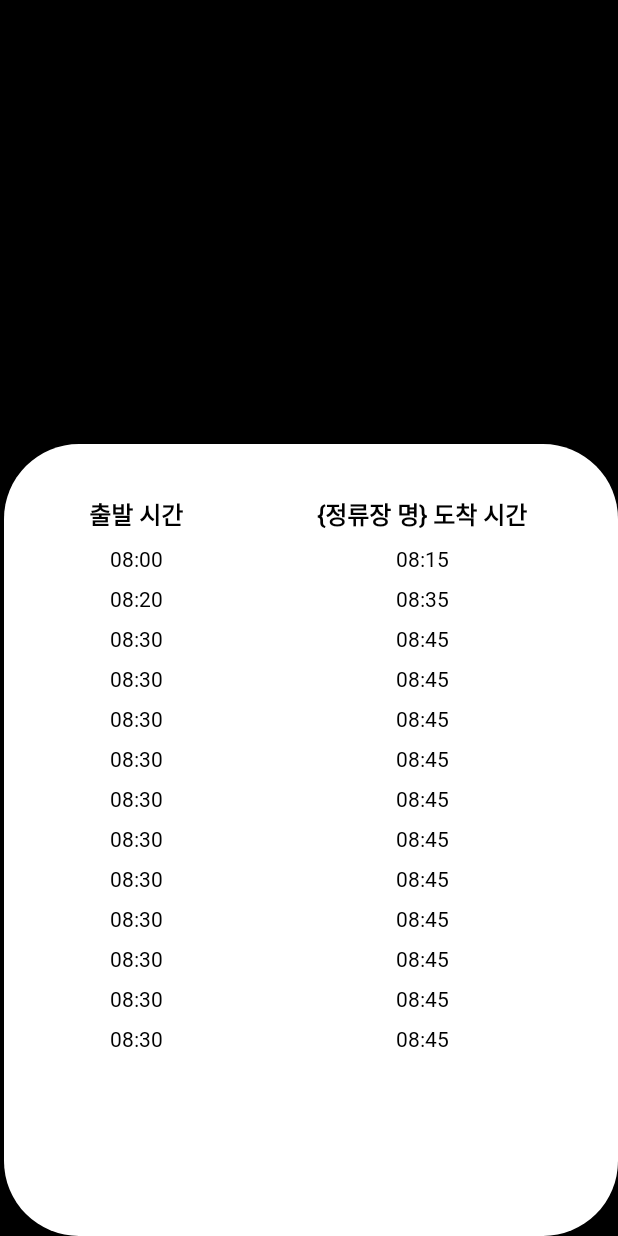
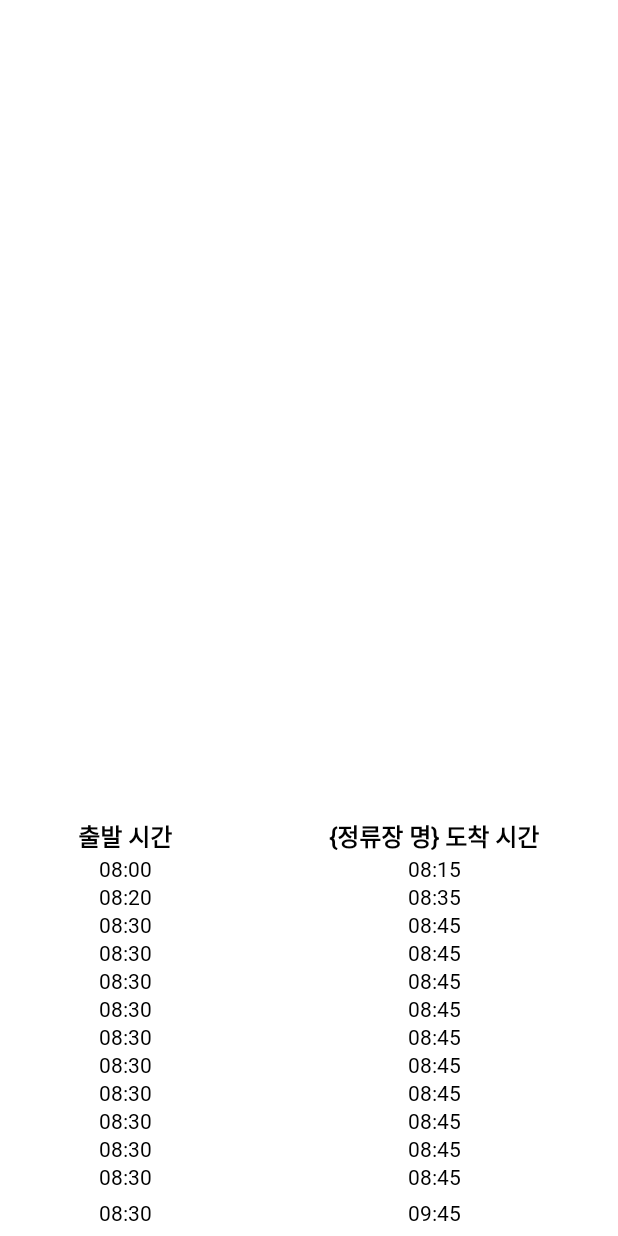
Before and after one commit to JISEUNGON/MBA, an Android app: the layout slidingview_busroute.xml on its own in the app's theme, with its tools: preview values and no code run, on a phone screen of 412 x 824 dp. Run offline under Robolectric (Android 15) with nearby library versions, the light colour scheme and no system bars.

Commit message:
[class] BusRouteActivity    - SlidingView 버튼만 남김    - 클릭 이벤트 비활성화

```diff
--- a/app/src/main/java/com/mba/busapp/BusRouteActivity.java
+++ b/app/src/main/java/com/mba/busapp/BusRouteActivity.java
@@ -62,14 +62,11 @@ public class BusRouteActivity extends AppCompatActivity implements OnMapReadyCal
     public void onMapReady(@NonNull NaverMap naverMap) {
         mapManager = new NaverMapManager(naverMap, this);
         mapManager.setCameraPosition(new LatLng(37.233972549267705, 127.18874893910944), 15);
+        mapManager.disableMarker_clickEvent();
         // mapManager.enableLocationButton(); 문제있네...
 
     }
 
-    public void btn_newActivity(View v) {
-        Log.d("[Button]", "netActivity Clicked!");
-        startActivity(new Intent(getApplicationContext(), BusTableView.class));
-    }
 
     public void btn_slidingView(View v) {
         Log.d("[Button]", "slidingView Clicked!");
--- a/app/src/main/java/com/mba/busapp/NaverMapManager.java
+++ b/app/src/main/java/com/mba/busapp/NaverMapManager.java
@@ -36,14 +36,22 @@ public class NaverMapManager {
     private AppCompatActivity appCompatActivity;
     private ArrayList<Marker> markers;
     private PathOverlay pathOverlay;
+    private boolean clickEvent;
 
     public NaverMapManager(NaverMap naverMap, AppCompatActivity appCompatActivity) {
         this.naverMap = naverMap;
         this.appCompatActivity = appCompatActivity;
         this.markers = new ArrayList<>();
         this.pathOverlay = new PathOverlay();
+        this.clickEvent = true;
     }
 
+    /**
+     * 마커 클릭 이벤트 disable
+     */
+    public void disableMarker_clickEvent() {
+        this.clickEvent = false;
+    }
 
     /**
      * 명지대역 노선 마커 활성화
@@ -136,6 +144,7 @@ public class NaverMapManager {
 
         return null;
     }
+
     /**
      * 현 위치 받아오는 Helper
      * 위치를 추정하는 기법이 여러개 있기 때문에, 그 중 기기에서 사용하고 있는 방법을 확인 후 위치를 받아옴
@@ -190,6 +199,7 @@ public class NaverMapManager {
      * @param marker 클린된 마커
      */
     private boolean markerOnClickEvent(Marker marker) {
+        if (!this.clickEvent) return false;
         for(Marker marker1: markers) marker1.setIconTintColor(Color.TRANSPARENT); // 다른 마커 색 초기화
         setCameraPosition(marker.getPosition(), 13);
         marker.setIconTintColor(Color.BLUE); // 선택된 마커 파란색으로
--- a/app/src/main/res/layout/activity_busroute.xml
+++ b/app/src/main/res/layout/activity_busroute.xml
@@ -48,30 +48,18 @@
                 android:layout_height="match_parent"/>
 
             <com.google.android.material.floatingactionbutton.FloatingActionButton
-                android:id="@+id/floatingActionButton_newActivity"
+                android:id="@+id/floatingActionButton_slidingView"
                 android:layout_width="wrap_content"
                 android:layout_height="wrap_content"
                 android:layout_marginEnd="16dp"
                 android:layout_marginBottom="16dp"
                 android:clickable="true"
-                android:onClick="btn_newActivity"
+                android:onClick="btn_slidingView"
                 app:layout_constraintBottom_toBottomOf="parent"
                 app:layout_constraintEnd_toEndOf="parent"
                 app:srcCompat="@android:drawable/btn_star_big_off"
                 tools:ignore="SpeakableTextPresentCheck" />
 
-            <com.google.android.material.floatingactionbutton.FloatingActionButton
-                android:id="@+id/floatingActionButton_slidingView"
-                android:layout_width="wrap_content"
-                android:layout_height="wrap_content"
-                android:layout_marginStart="16dp"
-                android:layout_marginBottom="16dp"
-                android:clickable="true"
-                android:onClick="btn_slidingView"
-                app:layout_constraintBottom_toBottomOf="parent"
-                app:layout_constraintStart_toStartOf="parent"
-                app:srcCompat="@android:drawable/btn_star_big_on"
-                tools:ignore="SpeakableTextPresentCheck" />
 
     </androidx.constraintlayout.widget.ConstraintLayout>
     </LinearLayout>
--- a/app/src/main/res/layout/slidingview_busroute.xml
+++ b/app/src/main/res/layout/slidingview_busroute.xml
@@ -1,53 +1,26 @@
 <?xml version="1.0" encoding="utf-8"?>
 <androidx.constraintlayout.widget.ConstraintLayout xmlns:android="http://schemas.android.com/apk/res/android"
     xmlns:app="http://schemas.android.com/apk/res-auto"
-    xmlns:tools="http://schemas.android.com/tools"
     android:layout_width="match_parent"
-    android:layout_height="match_parent"
-    android:background="@color/black">
+    android:layout_height="match_parent">
+    <!--        android:background="@drawable/border"-->
 
-    <androidx.constraintlayout.widget.ConstraintLayout
+    <TableLayout
         android:layout_width="match_parent"
         android:layout_height="wrap_content"
+        android:stretchColumns="0, 1"
         app:layout_constraintBottom_toBottomOf="parent"
         app:layout_constraintEnd_toEndOf="parent">
 
-        <View
-            android:id="@+id/view"
-            android:layout_width="60dp"
-            android:layout_height="5dp"
-            android:layout_marginTop="4dp"
-            android:layout_marginEnd="176dp"
-            android:background="@drawable/slidinglayout_gray_drag_tip"
-            app:layout_constraintEnd_toEndOf="parent"
-            app:layout_constraintTop_toTopOf="@+id/view2" />
-
-        <View
-            android:id="@+id/view2"
-            android:layout_width="409dp"
-            android:layout_height="528dp"
-            android:background="@drawable/slidinglayout_round"
-            app:layout_constraintEnd_toEndOf="parent"
-            app:layout_constraintTop_toTopOf="parent" />
-
-        <TableLayout
-            android:layout_width="381dp"
-            android:layout_height="496dp"
-            android:layout_marginTop="20dp"
-            android:layout_marginEnd="16dp"
-            android:stretchColumns="0, 1"
-            app:layout_constraintEnd_toEndOf="parent"
-            app:layout_constraintTop_toBottomOf="@+id/view">
-
         <TableRow
             android:layout_width="match_parent"
-                android:layout_height="match_parent"
-                android:layout_marginVertical="5dp">
+            android:layout_height="match_parent">
 
             <TextView
                 android:id="@+id/textView2"
                 style="@style/Binggrae.title"
-                    android:layout_width="wrap_content"
+                android:layout_margin="1dp"
+                android:layout_width="match_parent"
                 android:layout_height="wrap_content"
                 android:gravity="center"
                 android:text="출발 시간" />
@@ -55,7 +28,8 @@
             <TextView
                 android:id="@+id/textView3"
                 style="@style/Binggrae.title"
-                    android:layout_width="wrap_content"
+                android:layout_margin="1dp"
+                android:layout_width="match_parent"
                 android:layout_height="wrap_content"
                 android:gravity="center"
                 android:text="{정류장 명} 도착 시간" />
@@ -63,12 +37,12 @@
 
         <TableRow
             android:layout_width="match_parent"
-                android:layout_height="match_parent"
-                android:layout_marginVertical="5dp">
+            android:layout_height="match_parent">
 
             <TextView
                 android:id="@+id/textView4"
                 style="@style/Binggrae.content"
+                android:layout_margin="1dp"
                 android:layout_width="wrap_content"
                 android:layout_height="wrap_content"
                 android:gravity="center"
@@ -77,7 +51,8 @@
             <TextView
                 android:id="@+id/textView5"
                 style="@style/Binggrae.content"
-                    android:layout_width="wrap_content"
+                android:layout_margin="1dp"
+                android:layout_width="match_parent"
                 android:layout_height="wrap_content"
                 android:gravity="center"
                 android:text="08:15" />
@@ -85,14 +60,14 @@
 
         <TableRow
             android:layout_width="match_parent"
-                android:layout_height="match_parent"
-                android:layout_marginVertical="5dp">
+            android:layout_height="match_parent">
 
             <TextView
                 android:id="@+id/textView6"
                 style="@style/Binggrae.content"
                 android:layout_width="wrap_content"
                 android:layout_height="wrap_content"
+                android:layout_margin="1dp"
                 android:gravity="center"
                 android:text="08:20" />
 
@@ -101,19 +76,20 @@
                 style="@style/Binggrae.content"
                 android:layout_width="wrap_content"
                 android:layout_height="wrap_content"
+                android:layout_margin="1dp"
                 android:gravity="center"
                 android:text="08:35" />
         </TableRow>
 
         <TableRow
             android:layout_width="match_parent"
-                android:layout_height="match_parent"
-                android:layout_marginVertical="5dp">
+            android:layout_height="match_parent">
 
             <TextView
                 style="@style/Binggrae.content"
                 android:layout_width="wrap_content"
                 android:layout_height="wrap_content"
+                android:layout_margin="1dp"
                 android:gravity="center"
                 android:text="08:30" />
 
@@ -121,6 +97,193 @@
                 style="@style/Binggrae.content"
                 android:layout_width="wrap_content"
                 android:layout_height="wrap_content"
+                android:layout_marginVertical="1dp"
+                android:gravity="center"
+                android:text="08:45" />
+        </TableRow>
+
+        <TableRow
+            android:layout_width="match_parent"
+            android:layout_height="match_parent">
+
+            <TextView
+                style="@style/Binggrae.content"
+                android:layout_width="wrap_content"
+                android:layout_height="wrap_content"
+                android:layout_margin="1dp"
+                android:gravity="center"
+                android:text="08:30" />
+
+            <TextView
+                style="@style/Binggrae.content"
+                android:layout_width="wrap_content"
+                android:layout_height="wrap_content"
+                android:layout_margin="1dp"
+                android:gravity="center"
+                android:text="08:45" />
+        </TableRow>
+
+        <TableRow
+            android:layout_width="match_parent"
+            android:layout_height="match_parent">
+
+            <TextView
+                style="@style/Binggrae.content"
+                android:layout_width="wrap_content"
+                android:layout_height="wrap_content"
+                android:layout_margin="1dp"
+                android:gravity="center"
+                android:text="08:30" />
+
+            <TextView
+                style="@style/Binggrae.content"
+                android:layout_width="wrap_content"
+                android:layout_margin="1dp"
+                android:layout_height="wrap_content"
+                android:gravity="center"
+                android:text="08:45" />
+        </TableRow>
+        <TableRow
+            android:layout_width="match_parent"
+            android:layout_height="match_parent">
+
+            <TextView
+                style="@style/Binggrae.content"
+                android:layout_width="wrap_content"
+                android:layout_height="wrap_content"
+                android:layout_margin="1dp"
+                android:gravity="center"
+                android:text="08:30" />
+
+            <TextView
+                style="@style/Binggrae.content"
+                android:layout_width="wrap_content"
+                android:layout_height="wrap_content"
+                android:layout_margin="1dp"
+                android:gravity="center"
+                android:text="08:45" />
+        </TableRow>
+
+        <TableRow
+            android:layout_width="match_parent"
+            android:layout_height="match_parent">
+            <TextView
+                style="@style/Binggrae.content"
+                android:layout_width="wrap_content"
+                android:layout_height="wrap_content"
+                android:layout_margin="1dp"
+                android:gravity="center"
+                android:text="08:30" />
+
+            <TextView
+                style="@style/Binggrae.content"
+                android:layout_width="wrap_content"
+                android:layout_height="wrap_content"
+                android:layout_margin="1dp"
+                android:gravity="center"
+                android:text="08:45" />
+        </TableRow>
+
+        <TableRow
+            android:layout_width="match_parent"
+            android:layout_height="match_parent">
+            <TextView
+                style="@style/Binggrae.content"
+                android:layout_width="wrap_content"
+                android:layout_height="wrap_content"
+                android:layout_margin="1dp"
+                android:gravity="center"
+                android:text="08:30" />
+
+            <TextView
+                style="@style/Binggrae.content"
+                android:layout_width="wrap_content"
+                android:layout_height="wrap_content"
+                android:layout_margin="1dp"
+                android:gravity="center"
+                android:text="08:45" />
+        </TableRow>
+
+        <TableRow
+            android:layout_width="match_parent"
+            android:layout_height="match_parent">
+
+            <TextView
+                style="@style/Binggrae.content"
+                android:layout_width="wrap_content"
+                android:layout_height="wrap_content"
+                android:layout_margin="1dp"
+                android:gravity="center"
+                android:text="08:30" />
+
+            <TextView
+                style="@style/Binggrae.content"
+                android:layout_width="wrap_content"
+                android:layout_height="wrap_content"
+                android:layout_margin="1dp"
+                android:gravity="center"
+                android:text="08:45" />
+        </TableRow>
+
+        <TableRow
+            android:layout_width="match_parent"
+            android:layout_height="match_parent">
+
+            <TextView
+                style="@style/Binggrae.content"
+                android:layout_width="wrap_content"
+                android:layout_height="wrap_content"
+                android:layout_margin="1dp"
+                android:gravity="center"
+                android:text="08:30" />
+
+            <TextView
+                style="@style/Binggrae.content"
+                android:layout_width="wrap_content"
+                android:layout_height="wrap_content"
+                android:layout_margin="1dp"
+                android:gravity="center"
+                android:text="08:45" />
+        </TableRow>
+
+        <TableRow
+            android:layout_width="match_parent"
+            android:layout_height="match_parent">
+
+            <TextView
+                style="@style/Binggrae.content"
+                android:layout_width="wrap_content"
+                android:layout_height="wrap_content"
+                android:layout_margin="1dp"
+                android:gravity="center"
+                android:text="08:30" />
+
+            <TextView
+                style="@style/Binggrae.content"
+                android:layout_width="wrap_content"
+                android:layout_height="wrap_content"
+                android:layout_margin="1dp"
+                android:gravity="center"
+                android:text="08:45" />
+        </TableRow>
+
+        <TableRow
+            android:layout_width="match_parent"
+            android:layout_height="match_parent">
+
+            <TextView
+                style="@style/Binggrae.content"
+                android:layout_width="wrap_content"
+                android:layout_height="wrap_content"
+                android:layout_margin="1dp"
+                android:gravity="center"
+                android:text="08:30" />
+
+            <TextView
+                style="@style/Binggrae.content"
+                android:layout_width="wrap_content"
+                android:layout_height="wrap_content"
+                android:layout_margin="1dp"
                 android:gravity="center"
                 android:text="08:45" />
         </TableRow>
@@ -134,6 +297,7 @@
                 style="@style/Binggrae.content"
                 android:layout_width="wrap_content"
                 android:layout_height="wrap_content"
+                android:layout_margin="1dp"
                 android:gravity="center"
                 android:text="08:30" />
 
@@ -141,191 +305,9 @@
                 style="@style/Binggrae.content"
                 android:layout_width="wrap_content"
                 android:layout_height="wrap_content"
+                android:layout_margin="1dp"
                 android:gravity="center"
-                    android:text="08:45" />
-            </TableRow>
-
-            <TableRow
-                android:layout_width="match_parent"
-                android:layout_height="match_parent"
-                android:layout_marginVertical="5dp">
-
-                <TextView
-                    style="@style/Binggrae.content"
-                    android:layout_width="wrap_content"
-                    android:layout_height="wrap_content"
-                    android:gravity="center"
-                    android:text="08:30" />
-
-                <TextView
-                    style="@style/Binggrae.content"
-                    android:layout_width="wrap_content"
-                    android:layout_height="wrap_content"
-                    android:gravity="center"
-                    android:text="08:45" />
-            </TableRow>
-
-            <TableRow
-                android:layout_width="match_parent"
-                android:layout_height="match_parent"
-                android:layout_marginVertical="5dp">
-
-                <TextView
-                    style="@style/Binggrae.content"
-                    android:layout_width="wrap_content"
-                    android:layout_height="wrap_content"
-                    android:gravity="center"
-                    android:text="08:30" />
-
-                <TextView
-                    style="@style/Binggrae.content"
-                    android:layout_width="wrap_content"
-                    android:layout_height="wrap_content"
-                    android:gravity="center"
-                    android:text="08:45" />
-            </TableRow>
-
-            <TableRow
-                android:layout_width="match_parent"
-                android:layout_height="match_parent"
-                android:layout_marginVertical="5dp">
-
-                <TextView
-                    style="@style/Binggrae.content"
-                    android:layout_width="wrap_content"
-                    android:layout_height="wrap_content"
-                    android:gravity="center"
-                    android:text="08:30" />
-
-                <TextView
-                    style="@style/Binggrae.content"
-                    android:layout_width="wrap_content"
-                    android:layout_height="wrap_content"
-                    android:gravity="center"
-                    android:text="08:45" />
-            </TableRow>
-
-            <TableRow
-                android:layout_width="match_parent"
-                android:layout_height="match_parent"
-                android:layout_marginVertical="5dp">
-
-                <TextView
-                    style="@style/Binggrae.content"
-                    android:layout_width="wrap_content"
-                    android:layout_height="wrap_content"
-                    android:gravity="center"
-                    android:text="08:30" />
-
-                <TextView
-                    style="@style/Binggrae.content"
-                    android:layout_width="wrap_content"
-                    android:layout_height="wrap_content"
-                    android:gravity="center"
-                    android:text="08:45" />
-            </TableRow>
-
-            <TableRow
-                android:layout_width="match_parent"
-                android:layout_height="match_parent"
-                android:layout_marginVertical="5dp">
-
-                <TextView
-                    style="@style/Binggrae.content"
-                    android:layout_width="wrap_content"
-                    android:layout_height="wrap_content"
-                    android:gravity="center"
-                    android:text="08:30" />
-
-                <TextView
-                    style="@style/Binggrae.content"
-                    android:layout_width="wrap_content"
-                    android:layout_height="wrap_content"
-                    android:gravity="center"
-                    android:text="08:45" />
-            </TableRow>
-
-            <TableRow
-                android:layout_width="match_parent"
-                android:layout_height="match_parent"
-                android:layout_marginVertical="5dp">
-
-                <TextView
-                    style="@style/Binggrae.content"
-                    android:layout_width="wrap_content"
-                    android:layout_height="wrap_content"
-                    android:gravity="center"
-                    android:text="08:30" />
-
-                <TextView
-                    style="@style/Binggrae.content"
-                    android:layout_width="wrap_content"
-                    android:layout_height="wrap_content"
-                    android:gravity="center"
-                    android:text="08:45" />
-            </TableRow>
-
-            <TableRow
-                android:layout_width="match_parent"
-                android:layout_height="match_parent"
-                android:layout_marginVertical="5dp">
-
-                <TextView
-                    style="@style/Binggrae.content"
-                    android:layout_width="wrap_content"
-                    android:layout_height="wrap_content"
-                    android:gravity="center"
-                    android:text="08:30" />
-
-                <TextView
-                    style="@style/Binggrae.content"
-                    android:layout_width="wrap_content"
-                    android:layout_height="wrap_content"
-                    android:gravity="center"
-                    android:text="08:45" />
-            </TableRow>
-
-            <TableRow
-                android:layout_width="match_parent"
-                android:layout_height="match_parent"
-                android:layout_marginVertical="5dp">
-
-                <TextView
-                    style="@style/Binggrae.content"
-                    android:layout_width="wrap_content"
-                    android:layout_height="wrap_content"
-                    android:gravity="center"
-                    android:text="08:30" />
-
-                <TextView
-                    style="@style/Binggrae.content"
-                    android:layout_width="wrap_content"
-                    android:layout_height="wrap_content"
-                    android:gravity="center"
-                    android:text="08:45" />
-            </TableRow>
-
-            <TableRow
-                android:layout_width="match_parent"
-                android:layout_height="match_parent"
-                android:layout_marginVertical="5dp">
-
-                <TextView
-                    style="@style/Binggrae.content"
-                    android:layout_width="wrap_content"
-                    android:layout_height="wrap_content"
-                    android:gravity="center"
-                    android:text="08:30" />
-
-                <TextView
-                    style="@style/Binggrae.content"
-                    android:layout_width="wrap_content"
-                    android:layout_height="wrap_content"
-                    android:gravity="center"
-                    android:text="08:45" />
+                android:text="09:45" />
         </TableRow>
     </TableLayout>
 </androidx.constraintlayout.widget.ConstraintLayout>
-
-
-</androidx.constraintlayout.widget.ConstraintLayout>
```
Lines whose indentation alone changed are shown as unchanged.
